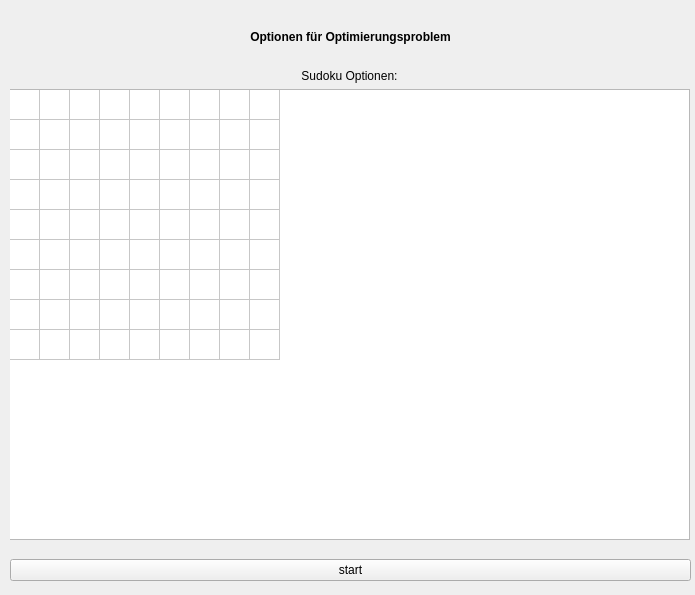
Before: the Qt Designer form GUI/Jufo4.ui in Quantum-Computing-Jufo-2019/JuFo-2019-Quantum-Computing, drawn with Qt 5.
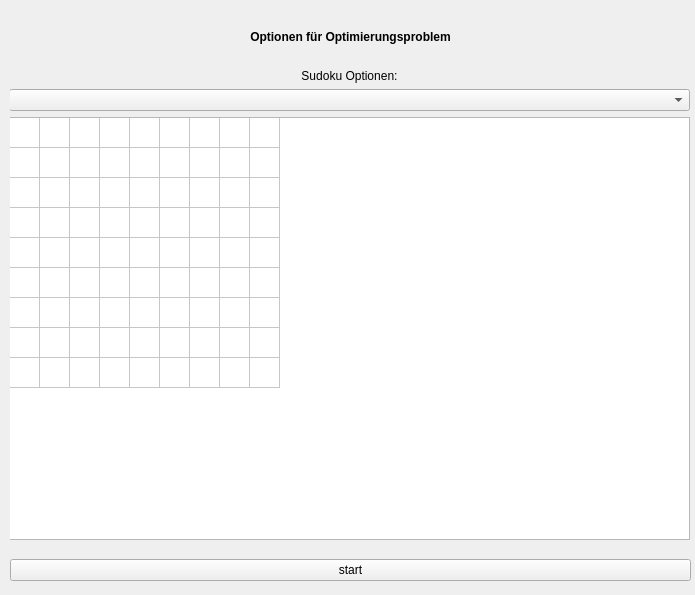
After: the same form once the commit is applied. The open tabs and pages were chosen to show the change.

Commit message: Sudoku fertig und implementiert

The edit to the form file:
```diff
--- a/GUI/Jufo4.ui
+++ b/GUI/Jufo4.ui
@@ -642,6 +642,9 @@
                  </property>
                 </widget>
                </item>
+               <item>
+                <widget class="QComboBox" name="sudoku_n_select"/>
+               </item>
                <item>
                 <widget class="QTableWidget" name="sudoku_options_table">
                  <property name="rowCount">
```
Left out of the diff: 4 changed lines with no effect on the pictures. The commit also changes 13 other files.
